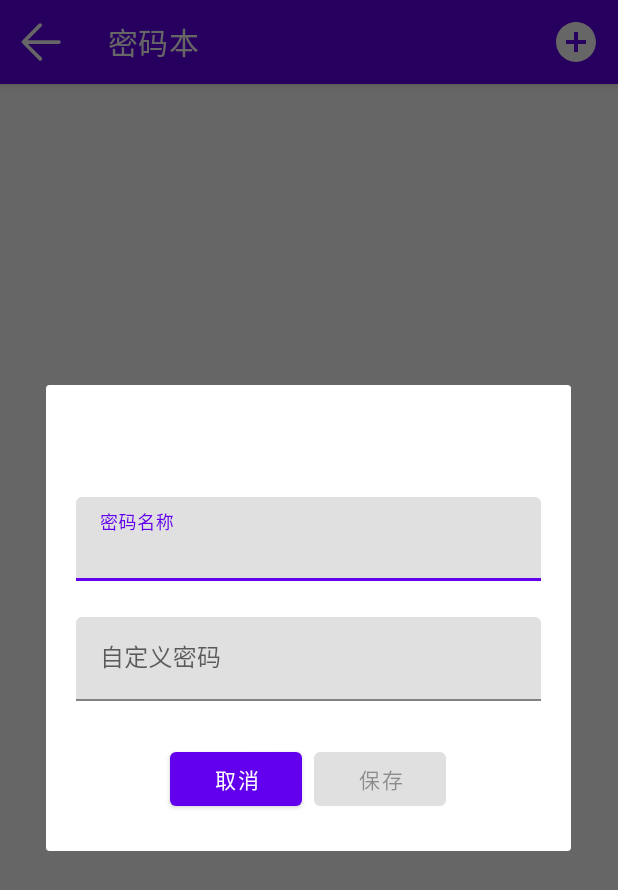
After one commit to Daniel-Why/MyPassWord, an Android app: the fragment AddPwdDialog placed in its activity, on a phone screen of 412 x 824 dp. The commit adds this screen. Shown: the top 890 px of the screen. Run offline under Robolectric (Android 15) with nearby library versions, the phone set to English and light mode, and no system bars.

Commit message:
- 新增在密码本中添加自定义密码

```diff
--- /dev/null
+++ b/app/src/main/java/dan/fatzero/mypassword/AddPwdDialog.java
@@ -0,0 +1,196 @@
+package dan.fatzero.mypassword;
+
+import android.content.ContentValues;
+import android.database.sqlite.SQLiteDatabase;
+import android.os.Bundle;
+import android.text.Editable;
+import android.text.TextWatcher;
+import android.util.Log;
+import android.view.LayoutInflater;
+import android.view.View;
+import android.view.ViewGroup;
+import android.widget.Button;
+import android.widget.TextView;
+import android.widget.Toast;
+
+import androidx.annotation.NonNull;
+import androidx.annotation.Nullable;
+import androidx.fragment.app.DialogFragment;
+
+import com.google.android.material.textfield.TextInputLayout;
+
+public class AddPwdDialog extends DialogFragment {
+    public static final String K_TITLE = "k_title";
+    public static final String K_CONTENT = "k_content";
+
+
+
+    private String title;
+    private String content;
+    private String pwd;
+    private View mRootView;
+    private Button btn_close;
+    private stateListener mStateListener;
+
+    private MyDatabaseHelper dbHelper;
+
+
+
+    @Override
+    public void onCreate(@Nullable Bundle savedInstanceState) {
+        super.onCreate(savedInstanceState);
+        Bundle in = getArguments();
+        if (in != null) {
+            title = in.getString(K_TITLE);
+            content = in.getString(K_CONTENT);
+        }
+    }
+
+    @Nullable
+    @Override
+    public View onCreateView(@NonNull LayoutInflater inflater, @Nullable ViewGroup container, @Nullable Bundle savedInstanceState) {
+        if (mRootView == null){
+            //获取布局
+            mRootView = getLayoutInflater().inflate(R.layout.dialog_add_pwd, container, false);
+        }
+
+        btn_close = mRootView.findViewById(R.id.dialog_add_customized_pwd_close_button);
+        btn_close.setOnClickListener(view -> mStateListener.close());
+
+
+        return mRootView;
+
+    }
+
+    @Override
+    public void onViewCreated(@NonNull View view, @Nullable Bundle savedInstanceState) {
+        super.onViewCreated(view, savedInstanceState);
+        TextView titleTv = view.findViewById(R.id.add_customized_pwd_title);
+        TextView contentTv = view.findViewById(R.id.add_customized_pwd_content);
+        TextView addCustomizedName= view.findViewById(R.id.add_customized_name);
+        TextView addCustomizedPwd= view.findViewById(R.id.add_customized_pwd);
+        Button savedButton = view.findViewById(R.id.dialog_add_customized_pwd_saved_button);
+        TextInputLayout addCustomizedNameLayout = view.findViewById(R.id.add_customized_name_layout);
+        TextInputLayout addCustomizedPwdLayout = view.findViewById(R.id.add_customized_pwd_layout);
+
+        EncryptAndDecrypt encryptAndDecrypt = new EncryptAndDecrypt();
+
+        titleTv.setText(title);
+        contentTv.setText(content);
+
+        //监听密码名称输入框
+        final Boolean[] nameAddedTag = {false};
+        final Boolean[] pwdAddedTag = {false};
+        addCustomizedName.addTextChangedListener(new TextWatcher() {
+            @Override
+            public void beforeTextChanged(CharSequence charSequence, int i, int i1, int i2) {
+
+            }
+
+            @Override
+            public void onTextChanged(CharSequence charSequence, int i, int i1, int i2) {
+
+            }
+
+            @Override
+            public void afterTextChanged(Editable editable) {
+                String saveNameText = addCustomizedName.getText().toString();
+                if(!saveNameText.equals("")){
+                    nameAddedTag[0] = true;
+                    addCustomizedNameLayout.setErrorEnabled(false);
+                    if(pwdAddedTag[0] && nameAddedTag[0]){
+                        savedButton.setEnabled(true);
+                    }else{
+                        savedButton.setEnabled(false);
+                    }
+
+                }else {
+                    nameAddedTag[0] = false;
+                    addCustomizedNameLayout.setError("请输入名称！");
+                    savedButton.setEnabled(false);
+
+                }
+            }
+        });
+
+
+        //监听自定义密码输入框
+        addCustomizedPwd.addTextChangedListener(new TextWatcher() {
+            @Override
+            public void beforeTextChanged(CharSequence charSequence, int i, int i1, int i2) {
+
+            }
+
+            @Override
+            public void onTextChanged(CharSequence charSequence, int i, int i1, int i2) {
+
+            }
+
+            @Override
+            public void afterTextChanged(Editable editable) {
+                String saveNameText = addCustomizedPwd.getText().toString();
+                if(!saveNameText.equals("")){
+                    pwdAddedTag[0] = true;
+                    addCustomizedPwdLayout.setErrorEnabled(false);
+                    if(pwdAddedTag[0] && nameAddedTag[0]){
+                        savedButton.setEnabled(true);
+                    }else{
+                        savedButton.setEnabled(false);
+                    }
+
+                }else {
+                    pwdAddedTag[0] = false;
+                    addCustomizedPwdLayout.setError("请输入密码！");
+                    savedButton.setEnabled(false);
+
+                }
+            }
+        });
+
+        //按钮监听
+        savedButton.setOnClickListener(new View.OnClickListener() {
+            @Override
+            public void onClick(View view) {
+                //存储密码
+                dbHelper = new MyDatabaseHelper(GlobalApplication.getAppContext(), "PwdNote.dp", null, 1);
+                dbHelper.getWritableDatabase();
+                SQLiteDatabase db = dbHelper.getWritableDatabase();
+                pwd = addCustomizedPwd.getText().toString();
+                String encodeString = encryptAndDecrypt.encodeModel01(pwd);
+                ContentValues values = new ContentValues();
+                values.put("name",addCustomizedName.getText().toString());
+                values.put("password",encodeString);
+                db.insert("PwdNote",null,values);
+                values.clear();
+                Toast.makeText(GlobalApplication.getAppContext(),addCustomizedName.getText().toString()+" 保存成功！",Toast.LENGTH_SHORT).show();
+                // 监听回调,调用刷新ListView
+                mCallback.refreshListView();
+                mStateListener.close();
+            }
+        });
+    }
+
+    //创建回调，监听dialog的关闭
+    public interface stateListener{
+        void close();
+    }
+    //暴露接口
+    public void setStateListener(stateListener listener){
+        this.mStateListener = listener;
+    }
+
+
+
+    // 一个回调,监听
+    public interface Callback{
+        void refreshListView();
+    }
+
+    //    一个接口变量
+    private Callback mCallback;
+
+    //一个给接口变量赋值的方法
+    public void setmCallback(Callback mCallback){
+        this.mCallback=mCallback;
+    }
+}
--- a/app/src/main/java/dan/fatzero/mypassword/PwdListAdapter.java
+++ b/app/src/main/java/dan/fatzero/mypassword/PwdListAdapter.java
@@ -46,4 +46,5 @@ public class PwdListAdapter extends ArrayAdapter<PwdList> {
         this.mOnItemDeleteListener = mOnItemDeleteListener;
     }
 
+
 }
--- a/app/src/main/java/dan/fatzero/mypassword/SavePwdDialog.java
+++ b/app/src/main/java/dan/fatzero/mypassword/SavePwdDialog.java
@@ -46,7 +46,6 @@ public class SavePwdDialog extends DialogFragment {
             pwd = in.getString(K_Pwd);
         }
 
-        Log.d("SDia","pwd: "+pwd);
 
     }
 
--- /dev/null
+++ b/app/src/main/res/drawable/ic_add.xml
@@ -0,0 +1,4 @@
+<vector android:height="40dp" android:viewportHeight="1024"
+    android:viewportWidth="1024" android:width="40dp" xmlns:android="http://schemas.android.com/apk/res/android">
+    <path android:fillColor="#FFFF" android:pathData="M512,936.9c-234.7,0 -424.9,-190.2 -424.9,-424.9S277.3,87.1 512,87.1c234.7,0 424.9,190.2 424.9,424.9S746.7,936.9 512,936.9zM724.5,469.5 L554.5,469.5 554.5,299.5l-85,0 0,170L299.5,469.5l0,85 170,0 0,170 85,0L554.5,554.5l170,0L724.5,469.5z"/>
+</vector>
--- a/app/src/main/res/layout/activity_my_pwd_main.xml
+++ b/app/src/main/res/layout/activity_my_pwd_main.xml
@@ -18,7 +18,7 @@
                 android:layout_width="match_parent"
                 android:layout_height="?attr/actionBarSize"
                 app:title="密方"
-                app:menu="@menu/toolbar"
+                app:menu="@menu/toolbar_menu_mypwdman_activity"
                 android:theme="@style/ThemeOverlay.AppCompat.Dark.ActionBar"
                 app:popupTheme="@style/ThemeOverlay.AppCompat.Light"/>
 
--- /dev/null
+++ b/app/src/main/res/layout/dialog_add_pwd.xml
@@ -0,0 +1,77 @@
+<?xml version="1.0" encoding="utf-8"?>
+<FrameLayout xmlns:android="http://schemas.android.com/apk/res/android"
+    android:layout_width="match_parent"
+    android:layout_height="match_parent"
+    xmlns:app="http://schemas.android.com/apk/res-auto"
+    android:layout_gravity="center"
+    android:gravity="center"
+    android:orientation="vertical">
+    <LinearLayout
+        android:layout_width="350sp"
+        android:layout_height="wrap_content"
+        android:orientation="vertical"
+        android:layout_gravity="center"
+        android:padding="20sp">
+        <TextView
+            android:id="@+id/add_customized_pwd_title"
+            android:layout_width="wrap_content"
+            android:layout_height="wrap_content"
+            android:text="title"
+            android:textSize="20sp"
+            android:textColor="@color/black"/>
+        <TextView
+            android:id="@+id/add_customized_pwd_content"
+            android:layout_width="wrap_content"
+            android:layout_height="wrap_content"
+            android:text="content"/>
+
+        <com.google.android.material.textfield.TextInputLayout
+            android:id="@+id/add_customized_name_layout"
+            android:layout_width="match_parent"
+            android:layout_height="80sp"
+            android:hint="密码名称"
+            android:layout_marginTop="8sp"
+            app:errorEnabled="true">
+
+            <com.google.android.material.textfield.TextInputEditText
+                android:id="@+id/add_customized_name"
+                android:layout_width="match_parent"
+                android:layout_height="wrap_content"
+                />
+        </com.google.android.material.textfield.TextInputLayout>
+
+        <com.google.android.material.textfield.TextInputLayout
+            android:id="@+id/add_customized_pwd_layout"
+            android:layout_width="match_parent"
+            android:layout_height="80sp"
+            android:hint="自定义密码"
+            app:errorEnabled="true">
+
+            <com.google.android.material.textfield.TextInputEditText
+                android:id="@+id/add_customized_pwd"
+                android:layout_width="match_parent"
+                android:layout_height="wrap_content"
+                />
+        </com.google.android.material.textfield.TextInputLayout>
+        <LinearLayout
+            android:layout_width="match_parent"
+            android:layout_height="wrap_content"
+            android:orientation="horizontal"
+            android:gravity="center">
+            <Button
+                android:id="@+id/dialog_add_customized_pwd_close_button"
+                android:layout_width="wrap_content"
+                android:layout_height="wrap_content"
+                android:text="取消"
+                android:layout_margin="4sp"/>
+            <Button
+                android:id="@+id/dialog_add_customized_pwd_saved_button"
+                android:layout_width="wrap_content"
+                android:layout_height="wrap_content"
+                android:layout_margin="4sp"
+                android:enabled="false"
+                android:text="保存"/>
+        </LinearLayout>
+
+    </LinearLayout>
+</FrameLayout>
--- /dev/null
+++ b/app/src/main/res/menu/toolbar_menu_notebook_activity.xml
@@ -0,0 +1,11 @@
+<?xml version="1.0" encoding="utf-8"?>
+<menu xmlns:android="http://schemas.android.com/apk/res/android"
+    xmlns:app="http://schemas.android.com/apk/res-auto">
+    <item
+        android:id="@+id/menu_addPwd"
+        android:title="密码本"
+        android:contentDescription="password notebook"
+        app:showAsAction="always"
+        android:icon="@drawable/ic_add"
+        android:iconTint="@color/white" />
+</menu>
```
Also changed, not shown: app/src/main/java/dan/fatzero/mypassword/MyPwdMainActivity.java (+1 -20 lines), app/src/main/java/dan/fatzero/mypassword/NotebookActivity.java (+39 -3 lines), app/src/main/res/menu/toolbar_menu_mypwdman_activity.xml (renamed from app/src/main/res/menu/toolbar.xml).
